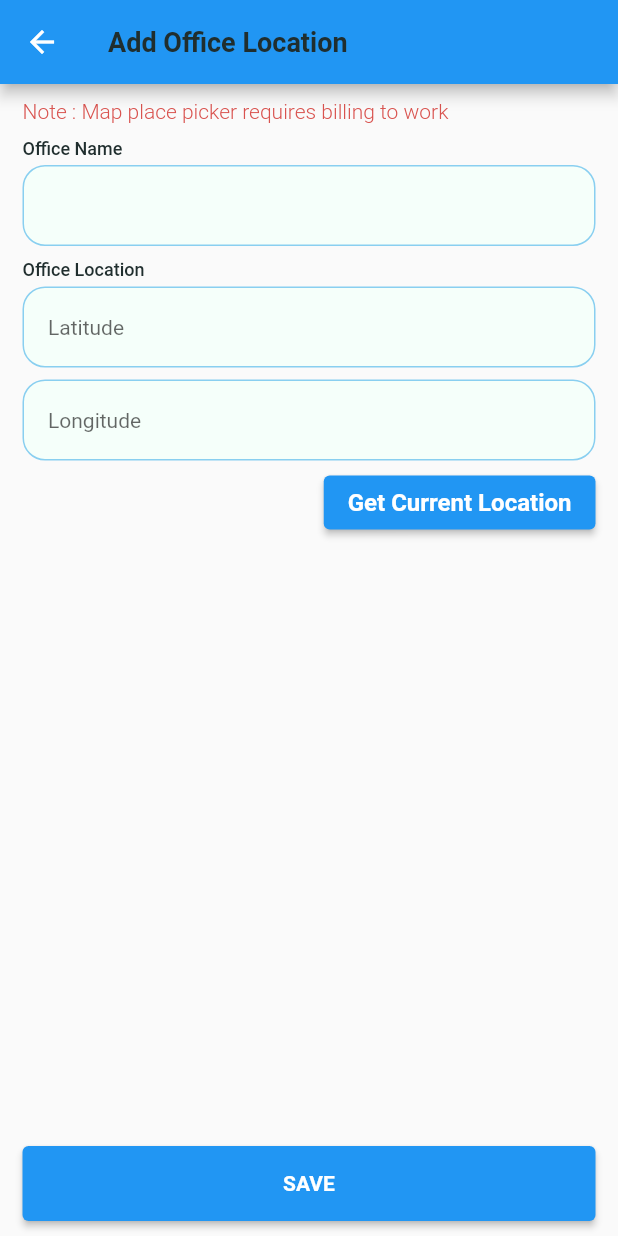
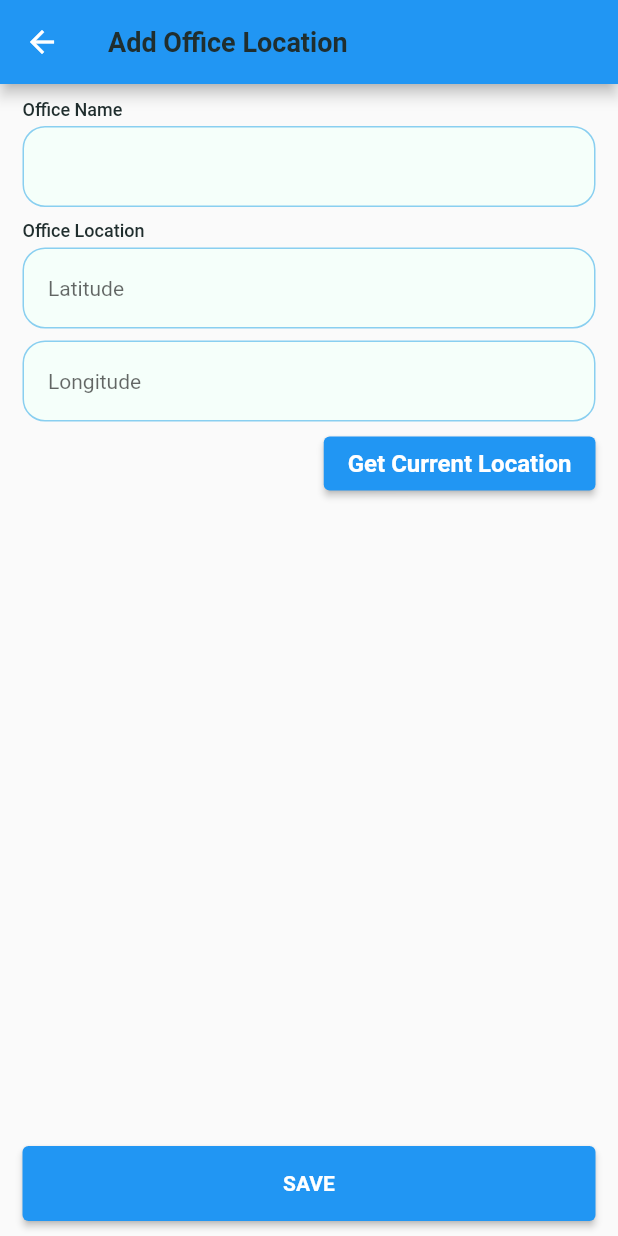
Before and after one commit to Effendi94/attendance_demo, a Flutter app: the FormLocationPage screen opened directly, on a phone screen of 412 x 824 dp. Run offline on Flutter 3.47's test engine with Material 2 defaults, Android fonts, the phone set to English and light mode, and no system bars; our stand-ins replace community_material_icon, flutter_dotenv, geolocator, get, google_maps_flutter, package_info_plus and 3 more; missing offline and left inert: crypt, restart_app, sqfentity, sqfentity_gen; accounts and stored records are empty; statements that could not run were skipped.

Commit message:
first commit

```diff
--- a/lib/core.dart
+++ b/lib/core.dart
@@ -1,6 +1,8 @@
 export 'package:flutter/material.dart';
 export 'package:flutter/services.dart';
 export 'package:flutter_dotenv/flutter_dotenv.dart';
+export 'package:shimmer/shimmer.dart';
+export 'package:community_material_icon/community_material_icon.dart';
 
 export 'package:get/get.dart';
 
--- a/lib/pages/attendance_getx_controller.dart
+++ b/lib/pages/attendance_getx_controller.dart
@@ -1,5 +1,4 @@
 import 'dart:async';
-import 'dart:developer';
 
 import 'dart:math' show asin, cos, sqrt;
 
@@ -21,6 +20,7 @@ class AttendanceGetxController extends GetxController {
   Set<Circle> circles = <Circle>{};
 
   var isLoading = true.obs;
+  var mapLoading = true.obs;
   var allowAttendance = true.obs;
   var user = TableUser();
 
@@ -37,6 +37,7 @@ class AttendanceGetxController extends GetxController {
     countDownTimer('');
     formattedTime('');
     isLoading(true);
+    mapLoading(true);
     allowAttendance(true);
     isStart(true);
     listAttendance.clear();
@@ -113,7 +114,6 @@ class AttendanceGetxController extends GetxController {
     final date = now().toUtc();
     final start = DateTime(date.year, date.month, date.day, 0, 0, 0);
     final end = DateTime(date.year, date.month, date.day, 23, 59, 59);
-    log('user id : ${user.id}');
     final dataList = await TableAttendance()
         .select()
         .usersId
@@ -124,7 +124,6 @@ class AttendanceGetxController extends GetxController {
         .top(2)
         .orderBy('attendance_at')
         .toList();
-    inspect(dataList);
     if (dataList.isNotEmpty) {
       listAttendance(dataList);
       if (listAttendance.isEmpty) {
--- a/lib/pages/form_location_page.dart
+++ b/lib/pages/form_location_page.dart
@@ -105,14 +105,6 @@ class FormLocationPage extends StatelessWidget {
             crossAxisAlignment: CrossAxisAlignment.start,
             children: [
               Text(
-                'Note : Map place picker requires billing to work',
-                style: TextStyle(
-                  fontFamily: robotoLight,
-                  color: MyColors.danger,
-                ),
-              ),
-              const SizedBox(height: 10),
-              Text(
                 'Office Name',
                 style: TextStyles.inputLabel,
               ),
--- a/lib/pages/login_page.dart
+++ b/lib/pages/login_page.dart
@@ -2,7 +2,6 @@ import 'package:attendance/core.dart';
 import 'package:attendance/widgets/bottom_loader.dart';
 import 'package:attendance/widgets/rounded_password_field.dart';
 import 'package:attendance/widgets/rounded_text_field.dart';
-import 'package:community_material_icon/community_material_icon.dart';
 
 class LoginPage extends StatelessWidget {
   final LoginGetxController controller = Get.put(LoginGetxController());
--- a/lib/pages/office_location_page.dart
+++ b/lib/pages/office_location_page.dart
@@ -1,6 +1,5 @@
 import 'package:attendance/core.dart';
 import 'package:attendance/widgets/bottom_loader.dart';
-import 'package:community_material_icon/community_material_icon.dart';
 
 class OfficeLocationPage extends StatelessWidget {
   final OfficeLocationGetxController controller = Get.find();
--- a/lib/styles/colors.dart
+++ b/lib/styles/colors.dart
@@ -23,4 +23,8 @@ class MyColors {
   static Color kTextLightColor = const Color(0xFF7286A5);
   static Color kSecondaryColor = const Color(0xFF979797);
   static Color kPrimaryLightColor = const Color(0xFFF1E6FF);
+
+  // Shimmer
+  static Color shimmerBaseColor = Colors.grey.shade300;
+  static Color shimmerhighlightColor = Colors.grey.shade100;
 }
--- a/lib/widgets/rounded_password_field.dart
+++ b/lib/widgets/rounded_password_field.dart
@@ -1,6 +1,5 @@
 import 'package:attendance/core.dart';
 import 'package:attendance/widgets/text_field_container.dart';
-import 'package:community_material_icon/community_material_icon.dart';
 
 class RoundedPasswordField extends StatelessWidget {
   final String? hintText;
--- a/pubspec.yaml
+++ b/pubspec.yaml
@@ -46,6 +46,7 @@ dependencies:
     plugin_platform_interface: ^2.1.2
     restart_app: ^1.1.0
     shared_preferences: ^2.0.15
+    shimmer: ^2.0.0
     sqfentity: ^2.2.0+6
     sqfentity_gen: ^2.2.0+12
     sqflite: ^2.0.2+1
```
Also changed, not shown: lib/pages/attendance_page.dart (+24 -1 lines), lib/pages/google_map_component.dart (+5 -7 lines), pubspec.lock.
